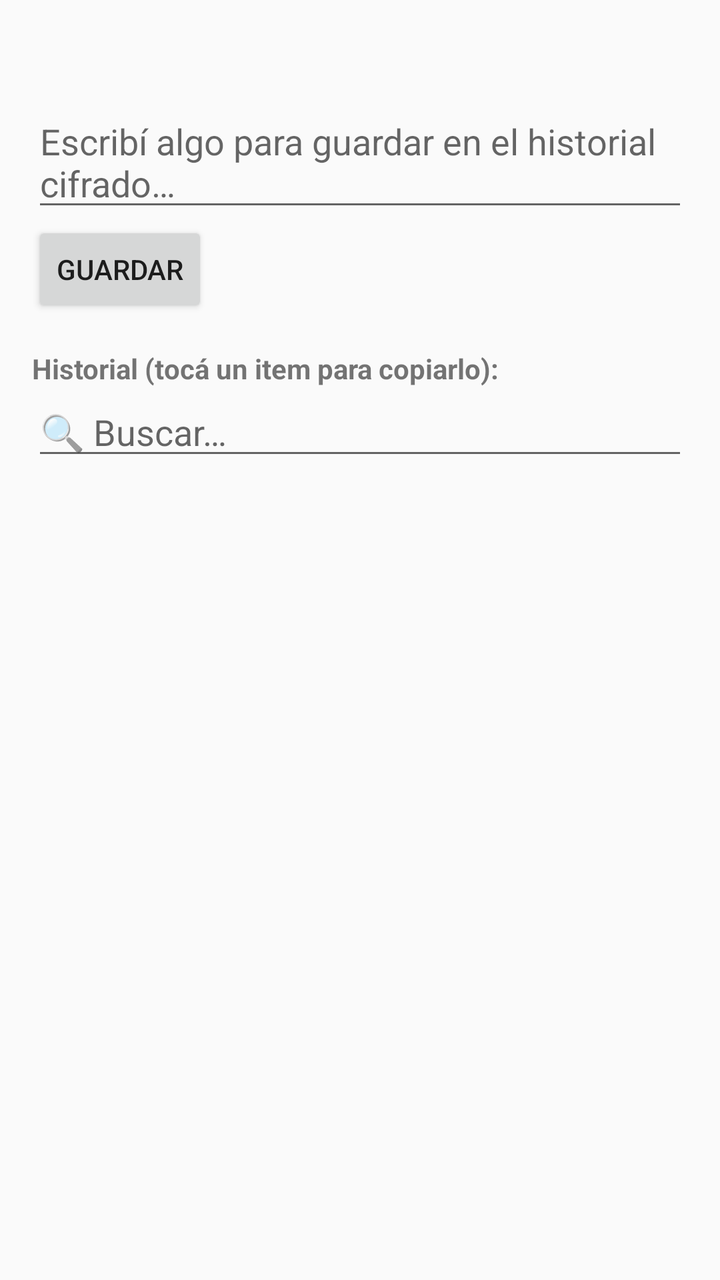
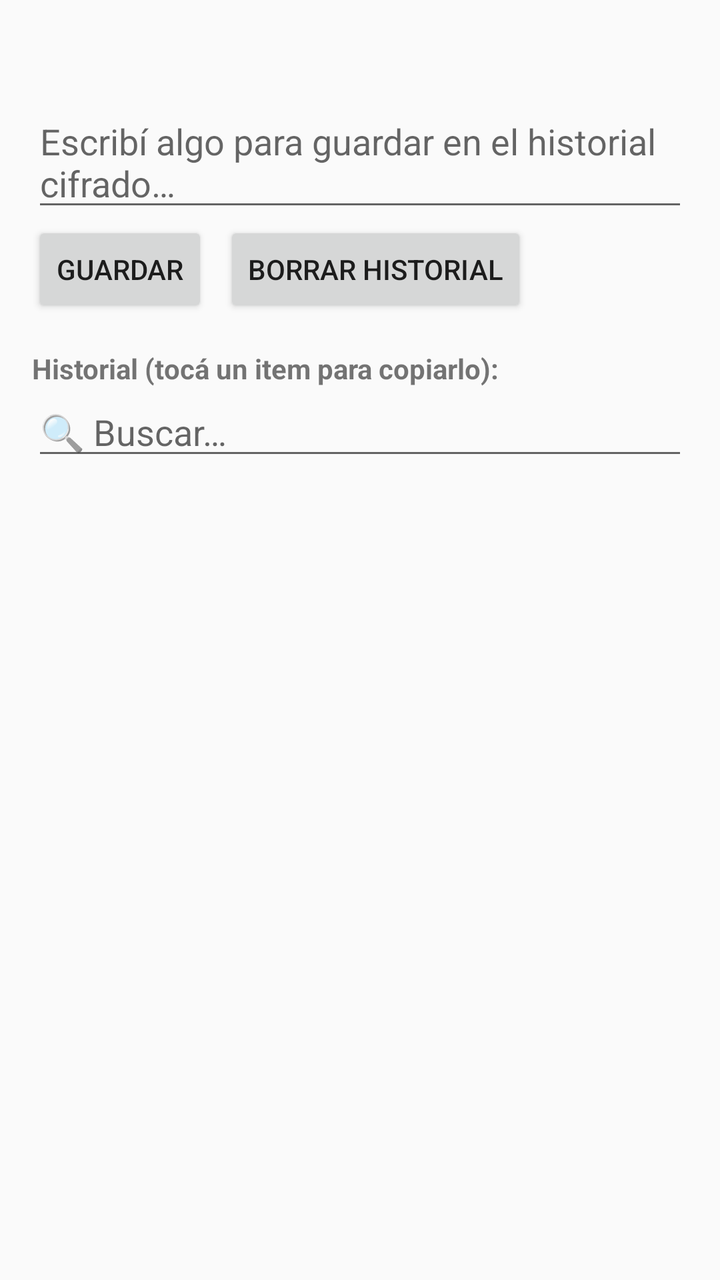

Two renders of the same Android screen: before a commit and after it. Below are the layout's source before the change and the commit's diff.
<!-- AndroidManifest.xml: application theme Theme.AppCompat.DayNight.NoActionBar -->
<!-- res/layout/activity_main.xml -->
<LinearLayout xmlns:android="http://schemas.android.com/apk/res/android"
    android:layout_width="match_parent"
    android:layout_height="match_parent"
    android:id="@+id/root"
    android:orientation="vertical"
    android:padding="16dp">

    <TextView
        android:id="@+id/header"
        android:layout_width="match_parent"
        android:layout_height="wrap_content"
        android:textSize="18sp"
        android:paddingBottom="8dp" />

    <EditText
        android:id="@+id/input"
        android:layout_width="match_parent"
        android:layout_height="wrap_content"
        android:hint="Escribí algo para guardar en el historial cifrado…" />

    <Button
        android:id="@+id/save_button"
        android:layout_width="wrap_content"
        android:layout_height="wrap_content"
        android:text="Guardar" />

    <TextView
        android:layout_width="match_parent"
        android:layout_height="wrap_content"
        android:paddingTop="16dp"
        android:text="Historial (tocá un item para copiarlo):"
        android:textStyle="bold" />

    <EditText
        android:id="@+id/search"
        android:layout_width="match_parent"
        android:layout_height="wrap_content"
        android:hint="🔍 Buscar…"
        android:inputType="text" />

    <ListView
        android:id="@+id/history_list"
        android:layout_width="match_parent"
        android:layout_height="match_parent" />

</LinearLayout>
<!-- resources referenced by this layout -->
<resources>

</resources>

<!-- the commit's change to res/layout/activity_main.xml (unified diff, before → after) -->
@@ -18,11 +18,24 @@
         android:layout_height="wrap_content"
         android:hint="Escribí algo para guardar en el historial cifrado…" />
 
-    <Button
-        android:id="@+id/save_button"
-        android:layout_width="wrap_content"
+    <LinearLayout
+        android:layout_width="match_parent"
         android:layout_height="wrap_content"
-        android:text="Guardar" />
+        android:orientation="horizontal">
+
+        <Button
+            android:id="@+id/save_button"
+            android:layout_width="wrap_content"
+            android:layout_height="wrap_content"
+            android:text="Guardar" />
+
+        <Button
+            android:id="@+id/clear_button"
+            android:layout_width="wrap_content"
+            android:layout_height="wrap_content"
+            android:layout_marginStart="8dp"
+            android:text="Borrar historial" />
+    </LinearLayout>
 
     <TextView
         android:layout_width="match_parent"
